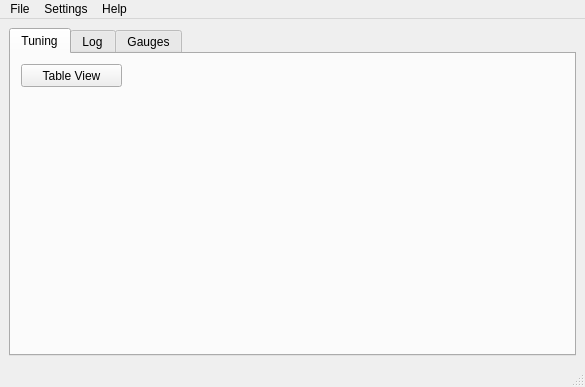
First picture: the form in ui/resources/main_window.ui, repository openecu/ecu-manager, before the edit.
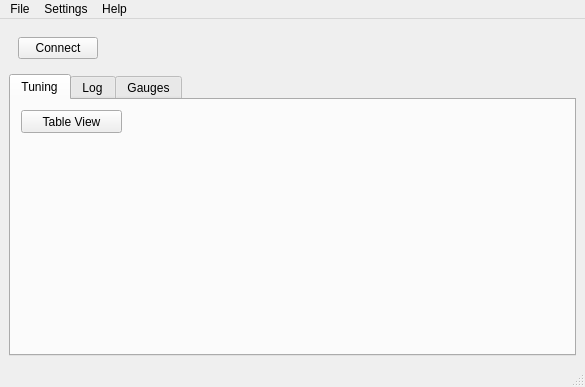
Second picture: the form after the edit.

```diff
--- a/ui/resources/main_window.ui
+++ b/ui/resources/main_window.ui
@@ -15,7 +15,7 @@
   </property>
   <widget class="QWidget" name="centralwidget">
    <layout class="QGridLayout" name="gridLayout">
-    <item row="0" column="1">
+    <item row="5" column="0">
      <widget class="QTabWidget" name="tabWidget">
       <property name="currentIndex">
        <number>0</number>
@@ -50,6 +50,32 @@
       </widget>
      </widget>
     </item>
+    <item row="0" column="0">
+     <widget class="QWidget" name="widget" native="true">
+      <layout class="QHBoxLayout" name="horizontalLayout">
+       <item>
+        <widget class="QPushButton" name="connectButton">
+         <property name="text">
+          <string>Connect</string>
+         </property>
+        </widget>
+       </item>
+       <item>
+        <spacer name="horizontalSpacer">
+         <property name="orientation">
+          <enum>Qt::Horizontal</enum>
+         </property>
+         <property name="sizeHint" stdset="0">
+          <size>
+           <width>465</width>
+           <height>20</height>
+          </size>
+         </property>
+        </spacer>
+       </item>
+      </layout>
+     </widget>
+    </item>
    </layout>
   </widget>
   <widget class="QMenuBar" name="menubar">
```
